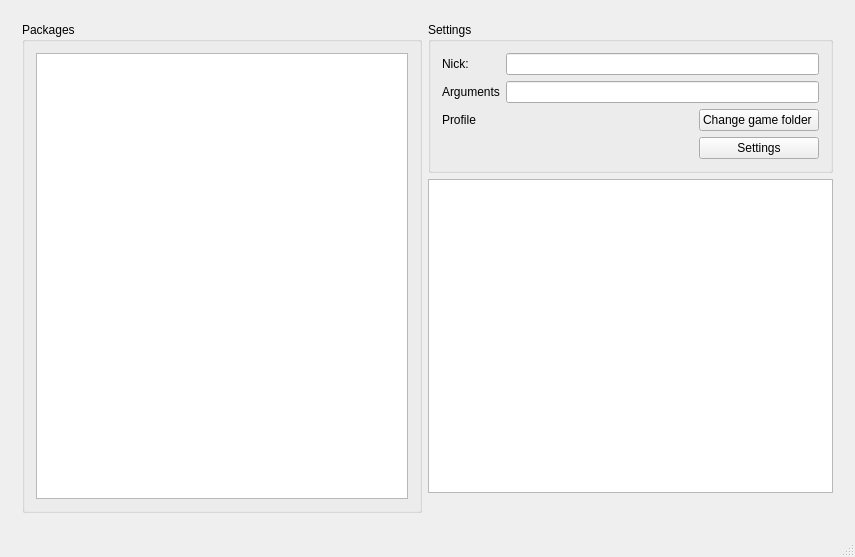
Old version of the form mainwindow.ui in the repository ice2heart/hl_starter.
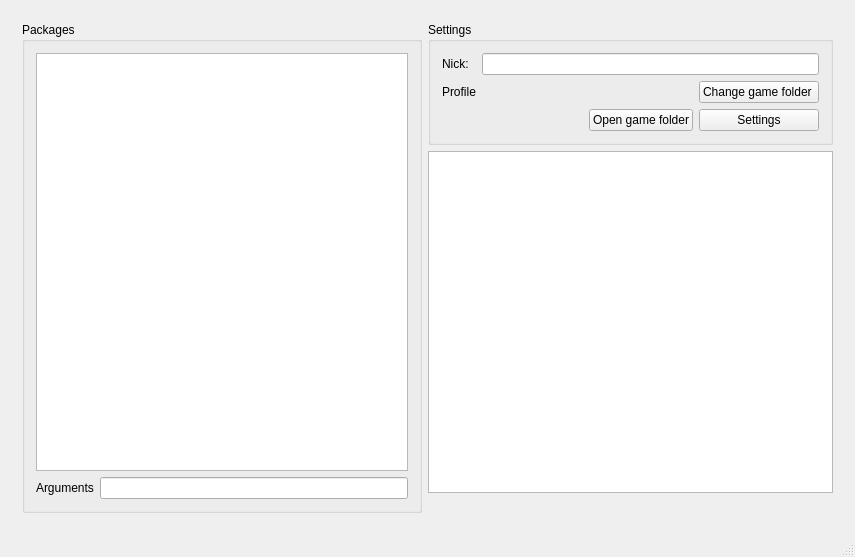
New version of the form.

The edit to the form file:
```diff
--- a/mainwindow.ui
+++ b/mainwindow.ui
@@ -77,28 +77,6 @@
       </widget>
       <widget class="QWidget" name="page_2">
        <layout class="QGridLayout" name="gridLayout_3">
-        <item row="0" column="0" rowspan="3" colspan="2">
-         <widget class="QGroupBox" name="groupBox">
-          <property name="minimumSize">
-           <size>
-            <width>400</width>
-            <height>0</height>
-           </size>
-          </property>
-          <property name="title">
-           <string>Packages</string>
-          </property>
-          <layout class="QHBoxLayout" name="horizontalLayout">
-           <item>
-            <widget class="QListWidget" name="listAvalible">
-             <property name="selectionMode">
-              <enum>QAbstractItemView::NoSelection</enum>
-             </property>
-            </widget>
-           </item>
-          </layout>
-         </widget>
-        </item>
         <item row="2" column="2">
          <spacer name="horizontalSpacer_3">
           <property name="orientation">
@@ -124,14 +102,24 @@
           <property name="title">
            <string>Settings</string>
           </property>
-          <layout class="QGridLayout" name="gridLayout_4" columnstretch="0,1,0">
-           <item row="3" column="1">
-            <widget class="QLabel" name="profileLable">
+          <layout class="QGridLayout" name="gridLayout_4" columnstretch="0,1,0,0">
+           <item row="4" column="3">
+            <widget class="QPushButton" name="settingsButton">
              <property name="text">
-              <string/>
+              <string>Settings</string>
              </property>
             </widget>
            </item>
+           <item row="3" column="3">
+            <widget class="QPushButton" name="changeHomeButton">
+             <property name="text">
+              <string>Change game folder </string>
+             </property>
+            </widget>
+           </item>
+           <item row="0" column="1" colspan="3">
+            <widget class="QLineEdit" name="nickLineEdit"/>
+           </item>
            <item row="3" column="0">
             <widget class="QLabel" name="label_4">
              <property name="text">
@@ -139,16 +127,10 @@
              </property>
             </widget>
            </item>
-           <item row="1" column="1" colspan="2">
-            <widget class="QLineEdit" name="argsLineEdit"/>
-           </item>
-           <item row="0" column="1" colspan="2">
-            <widget class="QLineEdit" name="nickLineEdit"/>
-           </item>
-           <item row="1" column="0">
-            <widget class="QLabel" name="label_2">
+           <item row="3" column="1">
+            <widget class="QLabel" name="profileLable">
              <property name="text">
-              <string>Arguments</string>
+              <string/>
              </property>
             </widget>
            </item>
@@ -159,17 +141,42 @@
              </property>
             </widget>
            </item>
-           <item row="3" column="2">
-            <widget class="QPushButton" name="changeHomeButton">
-             <property name="text">
-              <string>Change game folder </string>
-             </property>
-            </widget>
-           </item>
            <item row="4" column="2">
-            <widget class="QPushButton" name="settingsButton">
+            <widget class="QPushButton" name="openGameFolderButton">
              <property name="text">
-              <string>Settings</string>
+              <string>Open game folder</string>
+             </property>
+            </widget>
+           </item>
+          </layout>
+         </widget>
+        </item>
+        <item row="0" column="0" rowspan="3" colspan="2">
+         <widget class="QGroupBox" name="groupBox">
+          <property name="minimumSize">
+           <size>
+            <width>400</width>
+            <height>0</height>
+           </size>
+          </property>
+          <property name="title">
+           <string>Packages</string>
+          </property>
+          <layout class="QGridLayout" name="gridLayout_7">
+           <item row="2" column="1">
+            <widget class="QLineEdit" name="argsLineEdit"/>
+           </item>
+           <item row="2" column="0">
+            <widget class="QLabel" name="label_2">
+             <property name="text">
+              <string>Arguments</string>
+             </property>
+            </widget>
+           </item>
+           <item row="0" column="0" colspan="2">
+            <widget class="QListWidget" name="listAvalible">
+             <property name="selectionMode">
+              <enum>QAbstractItemView::NoSelection</enum>
              </property>
             </widget>
            </item>
```
